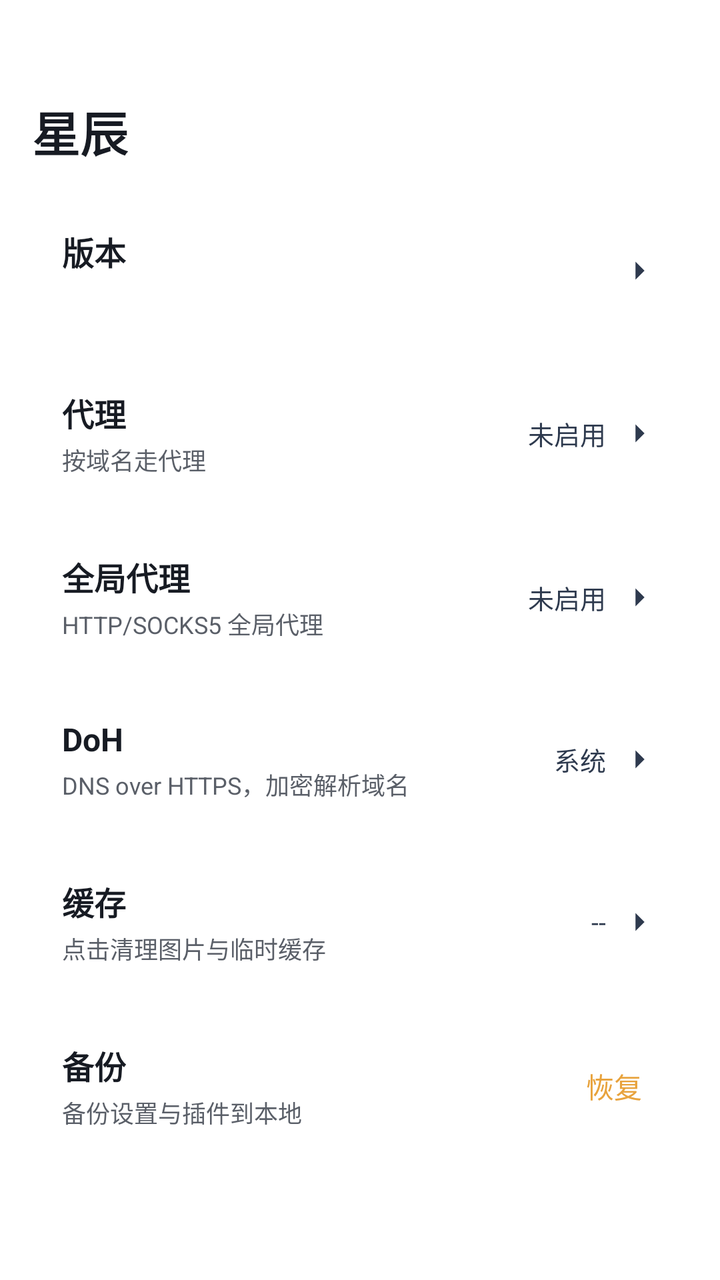
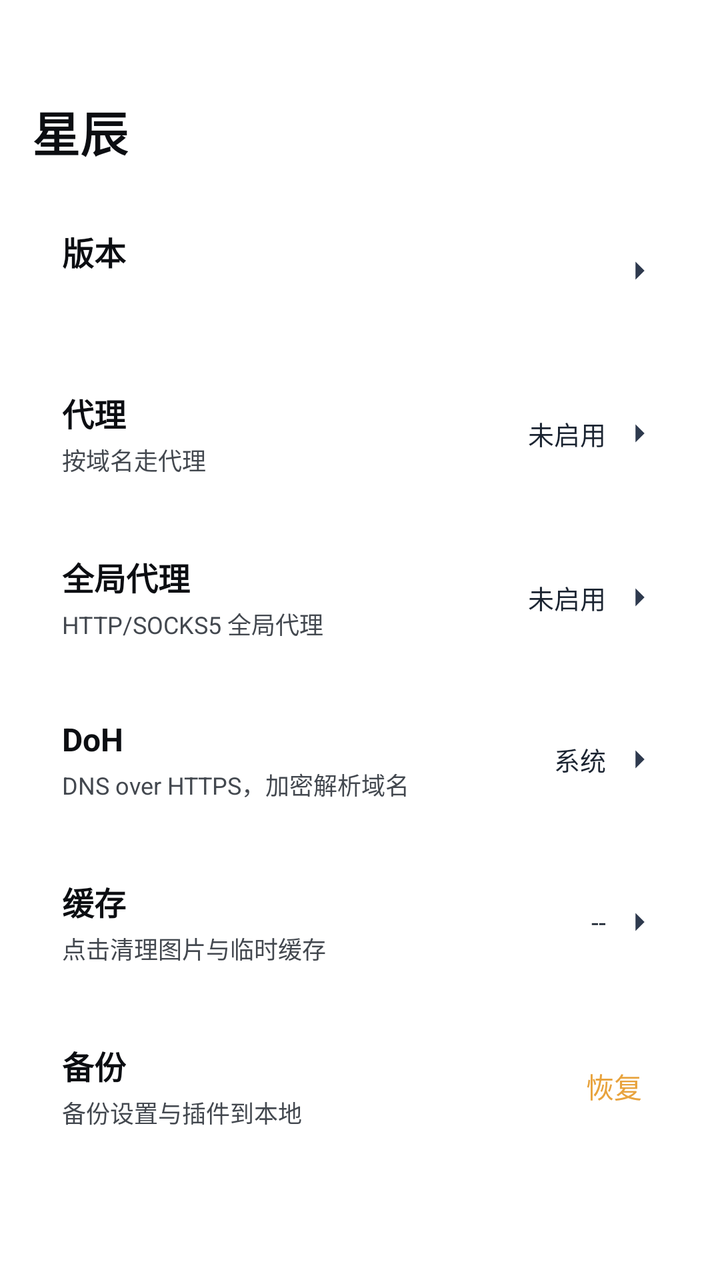

Before-and-after screenshots of an Android layout around one commit, followed by the original layout XML and the change that was made.
<!-- AndroidManifest.xml: another module's application theme Theme.App -->
<!-- res/layout/activity_xingchen_settings.xml -->
<?xml version="1.0" encoding="utf-8"?>
<ScrollView xmlns:android="http://schemas.android.com/apk/res/android"
    android:layout_width="match_parent"
    android:layout_height="match_parent"
    android:fillViewport="true">
    <LinearLayout
        android:layout_width="match_parent"
        android:layout_height="wrap_content"
        android:orientation="vertical"
        android:paddingLeft="16dp"
        android:paddingRight="16dp"
        android:paddingTop="48dp"
        android:paddingBottom="16dp">
        <TextView
            android:layout_width="wrap_content"
            android:layout_height="wrap_content"
            android:text="星辰"
            android:textColor="#171B23"
            android:textSize="24sp"
            android:textStyle="bold"
            android:layout_marginBottom="16dp" />
        <LinearLayout
            android:id="@+id/card_version"
            android:layout_width="match_parent"
            android:layout_height="wrap_content"
            android:layout_marginBottom="8dp"
            android:background="@drawable/xc_setcard_v2"
            android:orientation="horizontal"
            android:padding="15dp"
            android:gravity="center_vertical"
            android:clickable="true"
            android:focusable="true"
            android:foreground="?attr/selectableItemBackground">
            <LinearLayout
                android:layout_width="0dp"
                android:layout_height="wrap_content"
                android:layout_weight="1"
                android:orientation="vertical">
                <TextView
                    android:layout_width="wrap_content"
                    android:layout_height="wrap_content"
                    android:text="版本"
                    android:textColor="#171B23"
                    android:textSize="16sp"
                    android:textStyle="bold" />
                <TextView
                    android:id="@+id/tv_version_sub"
                    android:layout_width="wrap_content"
                    android:layout_height="wrap_content"
                    android:layout_marginTop="3dp"
                    android:textColor="#5A5F68"
                    android:textSize="12sp" />
            </LinearLayout>
            <ImageView android:layout_width="18dp" android:layout_height="18dp" android:src="@drawable/ic_chev_v2" />
        </LinearLayout>
        <LinearLayout
            android:id="@+id/card_proxy"
            android:layout_width="match_parent"
            android:layout_height="wrap_content"
            android:layout_marginBottom="8dp"
            android:background="@drawable/xc_setcard_v2"
            android:orientation="horizontal"
            android:padding="15dp"
            android:gravity="center_vertical"
            android:clickable="true"
            android:focusable="true"
            android:foreground="?attr/selectableItemBackground">
            <LinearLayout
                android:layout_width="0dp"
                android:layout_height="wrap_content"
                android:layout_weight="1"
                android:orientation="vertical">
                <TextView
                    android:layout_width="wrap_content"
                    android:layout_height="wrap_content"
                    android:text="代理"
                    android:textColor="#171B23"
                    android:textSize="16sp"
                    android:textStyle="bold" />
                <TextView
                    android:layout_width="wrap_content"
                    android:layout_height="wrap_content"
                    android:layout_marginTop="3dp"
                    android:text="按域名走代理"
                    android:textColor="#5A5F68"
                    android:textSize="12sp" />
            </LinearLayout>
            <TextView
                android:id="@+id/tv_proxy_sub"
                android:layout_width="wrap_content"
                android:layout_height="wrap_content"
                android:layout_marginEnd="8dp"
                android:text="未启用"
                android:textColor="#2E3A4E"
                android:textSize="13sp" />
            <ImageView android:layout_width="18dp" android:layout_height="18dp" android:src="@drawable/ic_chev_v2" />
        </LinearLayout>
        <LinearLayout
            android:id="@+id/card_global_proxy"
            android:layout_width="match_parent"
            android:layout_height="wrap_content"
            android:layout_marginBottom="8dp"
            android:background="@drawable/xc_setcard_v2"
            android:orientation="horizontal"
            android:padding="15dp"
            android:gravity="center_vertical"
            android:clickable="true"
            android:focusable="true"
            android:foreground="?attr/selectableItemBackground">
            <LinearLayout
                android:layout_width="0dp"
                android:layout_height="wrap_content"
                android:layout_weight="1"
                android:orientation="vertical">
                <TextView
                    android:layout_width="wrap_content"
                    android:layout_height="wrap_content"
                    android:text="全局代理"
                    android:textColor="#171B23"
                    android:textSize="16sp"
                    android:textStyle="bold" />
                <TextView
                    android:layout_width="wrap_content"
                    android:layout_height="wrap_content"
                    android:layout_marginTop="3dp"
                    android:text="HTTP/SOCKS5 全局代理"
                    android:textColor="#5A5F68"
                    android:textSize="12sp" />
            </LinearLayout>
            <TextView
                android:id="@+id/tv_global_proxy_sub"
                android:layout_width="wrap_content"
                android:layout_height="wrap_content"
                android:layout_marginEnd="8dp"
                android:text="未启用"
                android:textColor="#2E3A4E"
                android:textSize="13sp" />
            <ImageView android:layout_width="18dp" android:layout_height="18dp" android:src="@drawable/ic_chev_v2" />
        </LinearLayout>
        <LinearLayout
            android:id="@+id/card_doh"
            android:layout_width="match_parent"
            android:layout_height="wrap_content"
            android:layout_marginBottom="8dp"
            android:background="@drawable/xc_setcard_v2"
            android:orientation="horizontal"
            android:padding="15dp"
            android:gravity="center_vertical"
            android:clickable="true"
            android:focusable="true"
            android:foreground="?attr/selectableItemBackground">
            <LinearLayout
                android:layout_width="0dp"
                android:layout_height="wrap_content"
                android:layout_weight="1"
                android:orientation="vertical">
                <TextView
                    android:layout_width="wrap_content"
                    android:layout_height="wrap_content"
                    android:text="DoH"
                    android:textColor="#171B23"
                    android:textSize="16sp"
                    android:textStyle="bold" />
                <TextView
                    android:layout_width="wrap_content"
                    android:layout_height="wrap_content"
                    android:layout_marginTop="3dp"
                    android:text="DNS over HTTPS，加密解析域名"
                    android:textColor="#5A5F68"
                    android:textSize="12sp" />
            </LinearLayout>
            <TextView
                android:id="@+id/tv_doh_sub"
                android:layout_width="wrap_content"
                android:layout_height="wrap_content"
                android:layout_marginEnd="8dp"
                android:text="系统"
                android:textColor="#2E3A4E"
                android:textSize="13sp" />
            <ImageView android:layout_width="18dp" android:layout_height="18dp" android:src="@drawable/ic_chev_v2" />
        </LinearLayout>
        <LinearLayout
            android:id="@+id/card_cache"
            android:layout_width="match_parent"
            android:layout_height="wrap_content"
            android:layout_marginBottom="8dp"
            android:background="@drawable/xc_setcard_v2"
            android:orientation="horizontal"
            android:padding="15dp"
            android:gravity="center_vertical"
            android:clickable="true"
            android:focusable="true"
            android:foreground="?attr/selectableItemBackground">
            <LinearLayout
                android:layout_width="0dp"
                android:layout_height="wrap_content"
                android:layout_weight="1"
                android:orientation="vertical">
                <TextView
                    android:layout_width="wrap_content"
                    android:layout_height="wrap_content"
                    android:text="缓存"
                    android:textColor="#171B23"
                    android:textSize="16sp"
                    android:textStyle="bold" />
                <TextView
                    android:layout_width="wrap_content"
                    android:layout_height="wrap_content"
                    android:layout_marginTop="3dp"
                    android:text="点击清理图片与临时缓存"
                    android:textColor="#5A5F68"
                    android:textSize="12sp" />
            </LinearLayout>
            <TextView
                android:id="@+id/tv_cache_size"
                android:layout_width="wrap_content"
                android:layout_height="wrap_content"
                android:layout_marginEnd="8dp"
                android:text="--"
                android:textColor="#2E3A4E"
                android:textSize="13sp" />
            <ImageView android:layout_width="18dp" android:layout_height="18dp" android:src="@drawable/ic_chev_v2" />
        </LinearLayout>
        <LinearLayout
            android:id="@+id/card_backup"
            android:layout_width="match_parent"
            android:layout_height="wrap_content"
            android:layout_marginBottom="8dp"
            android:background="@drawable/xc_setcard_v2"
            android:orientation="horizontal"
            android:padding="15dp"
            android:gravity="center_vertical"
            android:clickable="true"
            android:focusable="true"
            android:foreground="?attr/selectableItemBackground">
            <LinearLayout
                android:layout_width="0dp"
                android:layout_height="wrap_content"
                android:layout_weight="1"
                android:orientation="vertical">
                <TextView
                    android:layout_width="wrap_content"
                    android:layout_height="wrap_content"
                    android:text="备份"
                    android:textColor="#171B23"
                    android:textSize="16sp"
                    android:textStyle="bold" />
                <TextView
                    android:layout_width="wrap_content"
                    android:layout_height="wrap_content"
                    android:layout_marginTop="3dp"
                    android:text="备份设置与插件到本地"
                    android:textColor="#5A5F68"
                    android:textSize="12sp" />
            </LinearLayout>
            <TextView
                android:id="@+id/tv_restore"
                android:layout_width="wrap_content"
                android:layout_height="wrap_content"
                android:clickable="true"
                android:focusable="true"
                android:padding="8dp"
                android:text="恢复"
                android:textColor="#E8A33D"
                android:textSize="14sp" />
        </LinearLayout>
    </LinearLayout>
</ScrollView>
<!-- resources referenced by this layout -->
<resources>
  <!-- drawable ic_chev_v2 (drawable) -->
  <?xml version="1.0" encoding="utf-8"?>
  <vector xmlns:android="http://schemas.android.com/apk/res/android"
      android:width="18dp"
      android:height="18dp"
      android:viewportWidth="24"
      android:viewportHeight="24">
      <path
          android:fillColor="#2E3A4E"
          android:pathData="M9,6l6,6l-6,6" />
  </vector>
  <!-- drawable xc_setcard_v2 (drawable) -->
  <?xml version="1.0" encoding="utf-8"?>
  <shape xmlns:android="http://schemas.android.com/apk/res/android" android:shape="rectangle">
      <corners android:radius="10dp" />
      <solid android:color="#57FFFFFF" />
      <stroke android:width="1dp" android:color="#61FFFFFF" />
  </shape>
  <style name="Theme.App" parent="Theme.XingChen">
          <item name="android:windowDisablePreview">true</item>
          <item name="android:windowSplashScreenBackground">#000000</item>
          <item name="android:windowBackground">#000000</item>
      </style>
  <style name="Theme.XingChen" parent="Theme.Material3.DayNight.NoActionBar">
          <item name="android:windowBackground">@android:color/transparent</item>
                <item name="android:colorBackground">@android:color/transparent</item>
          <item name="colorPrimary">#f0a400</item>
          <item name="colorPrimaryVariant">#c07f00</item>
          <item name="colorOnPrimary">@android:color/white</item>
      </style>
</resources>

<!-- the commit's change to res/layout/activity_xingchen_settings.xml (unified diff, before → after) -->
@@ -15,7 +15,7 @@
             android:layout_width="wrap_content"
             android:layout_height="wrap_content"
             android:text="星辰"
-            android:textColor="#171B23"
+            android:textColor="#0C0E12"
             android:textSize="24sp"
             android:textStyle="bold"
             android:layout_marginBottom="16dp" />
@@ -40,7 +40,7 @@
                     android:layout_width="wrap_content"
                     android:layout_height="wrap_content"
                     android:text="版本"
-                    android:textColor="#171B23"
+                    android:textColor="#0C0E12"
                     android:textSize="16sp"
                     android:textStyle="bold" />
                 <TextView
@@ -48,7 +48,7 @@
                     android:layout_width="wrap_content"
                     android:layout_height="wrap_content"
                     android:layout_marginTop="3dp"
-                    android:textColor="#5A5F68"
+                    android:textColor="#43484F"
                     android:textSize="12sp" />
             </LinearLayout>
             <ImageView android:layout_width="18dp" android:layout_height="18dp" android:src="@drawable/ic_chev_v2" />
@@ -74,7 +74,7 @@
                     android:layout_width="wrap_content"
                     android:layout_height="wrap_content"
                     android:text="代理"
-                    android:textColor="#171B23"
+                    android:textColor="#0C0E12"
                     android:textSize="16sp"
                     android:textStyle="bold" />
                 <TextView
@@ -82,7 +82,7 @@
                     android:layout_height="wrap_content"
                     android:layout_marginTop="3dp"
                     android:text="按域名走代理"
-                    android:textColor="#5A5F68"
+                    android:textColor="#43484F"
                     android:textSize="12sp" />
             </LinearLayout>
             <TextView
@@ -91,7 +91,7 @@
                 android:layout_height="wrap_content"
                 android:layout_marginEnd="8dp"
                 android:text="未启用"
-                android:textColor="#2E3A4E"
+                android:textColor="#1B2431"
                 android:textSize="13sp" />
             <ImageView android:layout_width="18dp" android:layout_height="18dp" android:src="@drawable/ic_chev_v2" />
         </LinearLayout>
@@ -116,7 +116,7 @@
                     android:layout_width="wrap_content"
                     android:layout_height="wrap_content"
                     android:text="全局代理"
-                    android:textColor="#171B23"
+                    android:textColor="#0C0E12"
                     android:textSize="16sp"
                     android:textStyle="bold" />
                 <TextView
@@ -124,7 +124,7 @@
                     android:layout_height="wrap_content"
                     android:layout_marginTop="3dp"
                     android:text="HTTP/SOCKS5 全局代理"
-                    android:textColor="#5A5F68"
+                    android:textColor="#43484F"
                     android:textSize="12sp" />
             </LinearLayout>
             <TextView
@@ -133,7 +133,7 @@
                 android:layout_height="wrap_content"
                 android:layout_marginEnd="8dp"
                 android:text="未启用"
-                android:textColor="#2E3A4E"
+                android:textColor="#1B2431"
                 android:textSize="13sp" />
             <ImageView android:layout_width="18dp" android:layout_height="18dp" android:src="@drawable/ic_chev_v2" />
         </LinearLayout>
@@ -158,7 +158,7 @@
                     android:layout_width="wrap_content"
                     android:layout_height="wrap_content"
                     android:text="DoH"
-                    android:textColor="#171B23"
+                    android:textColor="#0C0E12"
                     android:textSize="16sp"
                     android:textStyle="bold" />
                 <TextView
@@ -166,7 +166,7 @@
                     android:layout_height="wrap_content"
                     android:layout_marginTop="3dp"
                     android:text="DNS over HTTPS，加密解析域名"
-                    android:textColor="#5A5F68"
+                    android:textColor="#43484F"
                     android:textSize="12sp" />
             </LinearLayout>
             <TextView
@@ -175,7 +175,7 @@
                 android:layout_height="wrap_content"
                 android:layout_marginEnd="8dp"
                 android:text="系统"
-                android:textColor="#2E3A4E"
+                android:textColor="#1B2431"
                 android:textSize="13sp" />
             <ImageView android:layout_width="18dp" android:layout_height="18dp" android:src="@drawable/ic_chev_v2" />
         </LinearLayout>
@@ -200,7 +200,7 @@
                     android:layout_width="wrap_content"
                     android:layout_height="wrap_content"
                     android:text="缓存"
-                    android:textColor="#171B23"
+                    android:textColor="#0C0E12"
                     android:textSize="16sp"
                     android:textStyle="bold" />
                 <TextView
@@ -208,7 +208,7 @@
                     android:layout_height="wrap_content"
                     android:layout_marginTop="3dp"
                     android:text="点击清理图片与临时缓存"
-                    android:textColor="#5A5F68"
+                    android:textColor="#43484F"
                     android:textSize="12sp" />
             </LinearLayout>
             <TextView
@@ -217,7 +217,7 @@
                 android:layout_height="wrap_content"
                 android:layout_marginEnd="8dp"
                 android:text="--"
-                android:textColor="#2E3A4E"
+                android:textColor="#1B2431"
                 android:textSize="13sp" />
             <ImageView android:layout_width="18dp" android:layout_height="18dp" android:src="@drawable/ic_chev_v2" />
         </LinearLayout>
@@ -242,7 +242,7 @@
                     android:layout_width="wrap_content"
                     android:layout_height="wrap_content"
                     android:text="备份"
-                    android:textColor="#171B23"
+                    android:textColor="#0C0E12"
                     android:textSize="16sp"
                     android:textStyle="bold" />
                 <TextView
@@ -250,7 +250,7 @@
                     android:layout_height="wrap_content"
                     android:layout_marginTop="3dp"
                     android:text="备份设置与插件到本地"
-                    android:textColor="#5A5F68"
+                    android:textColor="#43484F"
                     android:textSize="12sp" />
             </LinearLayout>
             <TextView
